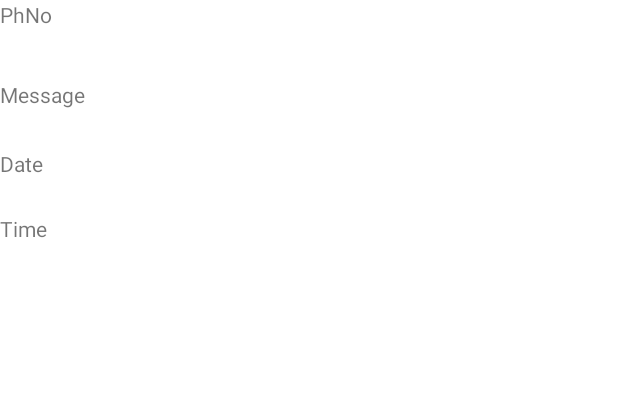
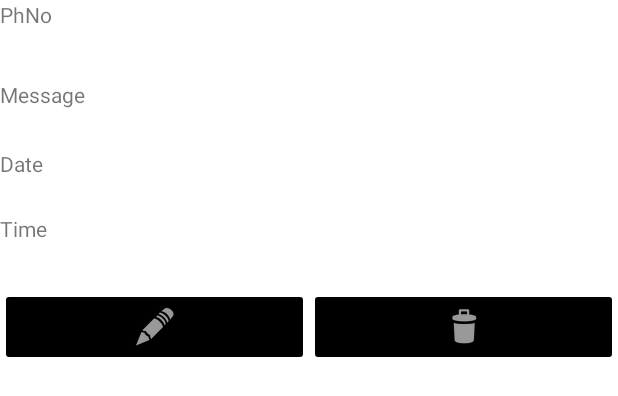
Before and after one commit to Nardeen230505/AlarmFinalProjectNardeen, an Android app: the layout alarm_item.xml on its own in the app's theme, with its tools: preview values and no code run, on a phone screen of 412 x 824 dp. Shown: the top 396 px of the screen. Run offline under Robolectric (Android 15) with nearby library versions, the phone set to English and light mode, and no system bars.

Commit message:
working on the alarm

```diff
--- a/app/src/main/AndroidManifest.xml
+++ b/app/src/main/AndroidManifest.xml
@@ -51,7 +51,8 @@
         </activity>
 
         <receiver android:name=".myReceiver" android:priority="214783647"
-            android:exported="true">
+            android:exported="true"
+            android:enabled="true">
 
             <intent-filter>
                 <action android:name="com.example.Broadcast"/>
--- a/app/src/main/res/layout/activity_main2.xml
+++ b/app/src/main/res/layout/activity_main2.xml
@@ -24,11 +24,11 @@
         app:srcCompat="@android:drawable/ic_input_add" />
 
     <Button
-        android:onClick="btnSendBroadcast"
         android:id="@+id/btnsend"
         android:layout_width="match_parent"
         android:layout_height="wrap_content"
-        android:text="send brodcast" />
+        android:onClick="btnSendBroadcast"
+        android:text="send broadcast" />
 
 
 </LinearLayout>
--- a/app/src/main/res/layout/alarm_item.xml
+++ b/app/src/main/res/layout/alarm_item.xml
@@ -1,5 +1,6 @@
 <?xml version="1.0" encoding="utf-8"?>
 <LinearLayout xmlns:android="http://schemas.android.com/apk/res/android"
+    xmlns:app="http://schemas.android.com/apk/res-auto"
     android:layout_width="match_parent"
     android:layout_height="match_parent"
     android:orientation="vertical">
@@ -28,4 +29,26 @@
         android:layout_height="49dp"
         android:text="Time" />
 
+    <LinearLayout
+        android:layout_width="match_parent"
+        android:layout_height="match_parent"
+        android:orientation="horizontal">
+
+        <ImageButton
+            android:id="@+id/btnEdit"
+            android:layout_width="wrap_content"
+            android:layout_height="wrap_content"
+            android:layout_weight="1"
+            android:backgroundTint="@color/black"
+            app:srcCompat="@android:drawable/ic_menu_edit" />
+
+        <ImageButton
+            android:id="@+id/btnDelete"
+            android:layout_width="wrap_content"
+            android:layout_height="wrap_content"
+            android:layout_weight="1"
+            android:backgroundTint="@color/black"
+            app:srcCompat="@android:drawable/ic_menu_delete" />
+    </LinearLayout>
+
 </LinearLayout>
```
Also changed, not shown: app/src/main/java/ow/nardeen/alarmfinalprojectnardeen/AddTaskActivity1.java (+13 -0 lines), app/src/main/java/ow/nardeen/alarmfinalprojectnardeen/myReceiver.java (+8 -0 lines).
